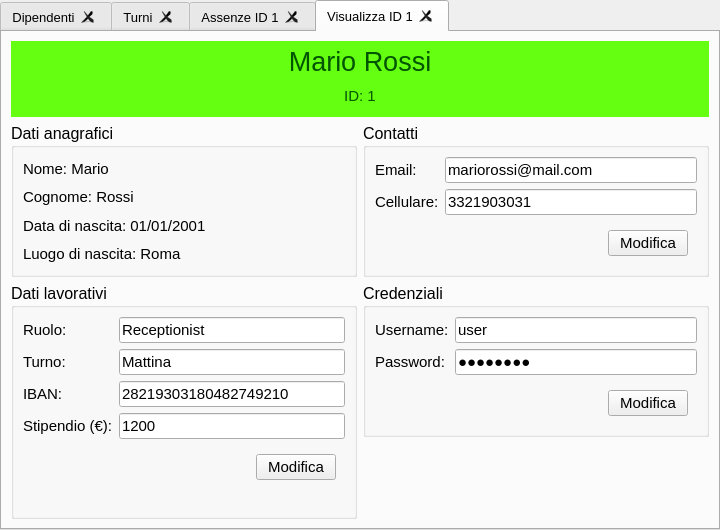
mdoraz/Hotel, file ui/Titolare/gestioneDipendenti.ui: the form before one commit.
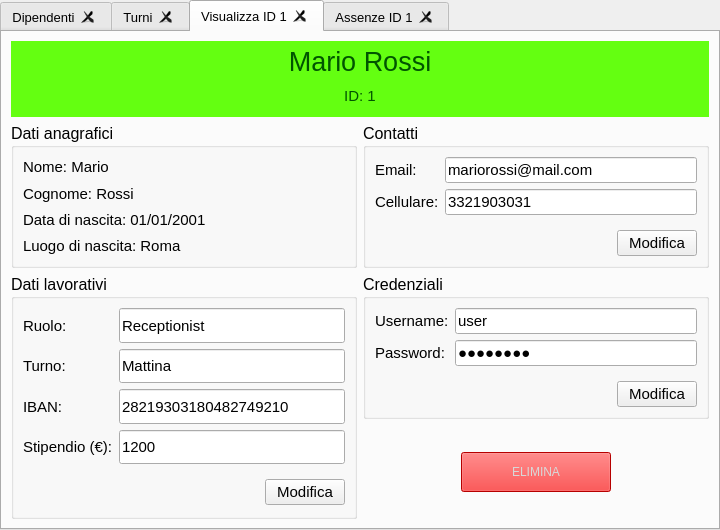
The form after the commit. The open tabs and pages were chosen to show the change.

Commit message: aggiunto bottone elimina nella visualizzazione del dipendente

```diff
--- a/ui/Titolare/gestioneDipendenti.ui
+++ b/ui/Titolare/gestioneDipendenti.ui
@@ -581,146 +581,11 @@
     </item>
    </layout>
   </widget>
-  <widget class="QWidget" name="tabAssenze">
-   <property name="font">
-    <font>
-     <family>Arial</family>
-     <pointsize>10</pointsize>
-    </font>
-   </property>
-   <attribute name="title">
-    <string>Assenze ID 1</string>
-   </attribute>
-   <layout class="QGridLayout" name="gridLayout_4">
-    <item row="1" column="0">
-     <spacer name="hSpacerAssenze">
-      <property name="orientation">
-       <enum>Qt::Horizontal</enum>
-      </property>
-      <property name="sizeHint" stdset="0">
-       <size>
-        <width>40</width>
-        <height>20</height>
-       </size>
-      </property>
-     </spacer>
-    </item>
-    <item row="0" column="0" colspan="3">
-     <widget class="QLabel" name="labelAssenzeDi">
-      <property name="font">
-       <font>
-        <family>Arial</family>
-        <pointsize>14</pointsize>
-       </font>
-      </property>
-      <property name="text">
-       <string>Assenze di Mario Rossi</string>
-      </property>
-      <property name="alignment">
-       <set>Qt::AlignCenter</set>
-      </property>
-     </widget>
-    </item>
-    <item row="1" column="1">
-     <widget class="QListWidget" name="listWidget">
-      <property name="frameShape">
-       <enum>QFrame::NoFrame</enum>
-      </property>
-      <property name="editTriggers">
-       <set>QAbstractItemView::NoEditTriggers</set>
-      </property>
-      <property name="movement">
-       <enum>QListView::Static</enum>
-      </property>
-      <property name="resizeMode">
-       <enum>QListView::Adjust</enum>
-      </property>
-      <property name="layoutMode">
-       <enum>QListView::SinglePass</enum>
-      </property>
-      <property name="viewMode">
-       <enum>QListView::ListMode</enum>
-      </property>
-      <item>
-       <property name="text">
-        <string>1) 05/06/2022</string>
-       </property>
-      </item>
-      <item>
-       <property name="text">
-        <string>2) 18/07/2022</string>
-       </property>
-      </item>
-      <item>
-       <property name="text">
-        <string>3) 19/07/2022</string>
-       </property>
-      </item>
-      <item>
-       <property name="text">
-        <string>     ........</string>
-       </property>
-      </item>
-     </widget>
-    </item>
-    <item row="1" column="2">
-     <widget class="QWidget" name="widgetButtonsAssenze" native="true">
-      <property name="sizePolicy">
-       <sizepolicy hsizetype="Expanding" vsizetype="Preferred">
-        <horstretch>0</horstretch>
-        <verstretch>0</verstretch>
-       </sizepolicy>
-      </property>
-      <layout class="QVBoxLayout" name="verticalLayout_3">
-       <item>
-        <widget class="QPushButton" name="pushButton">
-         <property name="maximumSize">
-          <size>
-           <width>150</width>
-           <height>16777215</height>
-          </size>
-         </property>
-         <property name="text">
-          <string>Aggiungi assenza</string>
-         </property>
-        </widget>
-       </item>
-       <item>
-        <widget class="QPushButton" name="pushButton_2">
-         <property name="maximumSize">
-          <size>
-           <width>150</width>
-           <height>16777215</height>
-          </size>
-         </property>
-         <property name="text">
-          <string>Rimuovi assenza</string>
-         </property>
-        </widget>
-       </item>
-       <item>
-        <spacer name="vSpacerAssenze">
-         <property name="orientation">
-          <enum>Qt::Vertical</enum>
-         </property>
-         <property name="sizeHint" stdset="0">
-          <size>
-           <width>20</width>
-           <height>40</height>
-          </size>
-         </property>
-        </spacer>
-       </item>
-      </layout>
-     </widget>
-    </item>
-   </layout>
-  </widget>
   <widget class="QWidget" name="tabVisualizza">
    <attribute name="title">
     <string>Visualizza ID 1</string>
    </attribute>
-   <layout class="QGridLayout" name="gridLayout_9">
+   <layout class="QGridLayout" name="gridLayout_4">
     <item row="0" column="0" colspan="2">
      <widget class="QWidget" name="widgetIntestazione" native="true">
       <property name="sizePolicy">
@@ -818,7 +683,7 @@
     <item row="1" column="0">
      <widget class="QGroupBox" name="groupBoxDatiAnagrafici">
       <property name="sizePolicy">
-       <sizepolicy hsizetype="Preferred" vsizetype="Preferred">
+       <sizepolicy hsizetype="Preferred" vsizetype="Expanding">
         <horstretch>0</horstretch>
         <verstretch>0</verstretch>
        </sizepolicy>
@@ -835,9 +700,15 @@
       <property name="title">
        <string>Dati anagrafici</string>
       </property>
-      <layout class="QVBoxLayout" name="verticalLayout_2">
+      <layout class="QVBoxLayout" name="verticalLayout_3">
        <item>
-        <widget class="QLabel" name="labelNome">
+        <widget class="QLabel" name="labelNome_2">
+         <property name="sizePolicy">
+          <sizepolicy hsizetype="Preferred" vsizetype="Expanding">
+           <horstretch>0</horstretch>
+           <verstretch>0</verstretch>
+          </sizepolicy>
+         </property>
          <property name="font">
           <font>
            <family>Arial</family>
@@ -850,7 +721,13 @@
         </widget>
        </item>
        <item>
-        <widget class="QLabel" name="labelCognome">
+        <widget class="QLabel" name="labelCognome_2">
+         <property name="sizePolicy">
+          <sizepolicy hsizetype="Preferred" vsizetype="Expanding">
+           <horstretch>0</horstretch>
+           <verstretch>0</verstretch>
+          </sizepolicy>
+         </property>
          <property name="font">
           <font>
            <family>Arial</family>
@@ -863,7 +740,13 @@
         </widget>
        </item>
        <item>
-        <widget class="QLabel" name="labelDataNascita">
+        <widget class="QLabel" name="labelDataNascita_2">
+         <property name="sizePolicy">
+          <sizepolicy hsizetype="Preferred" vsizetype="Expanding">
+           <horstretch>0</horstretch>
+           <verstretch>0</verstretch>
+          </sizepolicy>
+         </property>
          <property name="font">
           <font>
            <family>Arial</family>
@@ -876,7 +759,13 @@
         </widget>
        </item>
        <item>
-        <widget class="QLabel" name="labelLuogoNascita">
+        <widget class="QLabel" name="labelLuogoNascita_2">
+         <property name="sizePolicy">
+          <sizepolicy hsizetype="Preferred" vsizetype="Expanding">
+           <horstretch>0</horstretch>
+           <verstretch>0</verstretch>
+          </sizepolicy>
+         </property>
          <property name="font">
           <font>
            <family>Arial</family>
@@ -894,7 +783,7 @@
     <item row="1" column="1">
      <widget class="QGroupBox" name="groupBoxContatti">
       <property name="sizePolicy">
-       <sizepolicy hsizetype="Preferred" vsizetype="Preferred">
+       <sizepolicy hsizetype="Preferred" vsizetype="Expanding">
         <horstretch>0</horstretch>
         <verstretch>0</verstretch>
        </sizepolicy>
@@ -981,9 +870,21 @@
            <verstretch>0</verstretch>
           </sizepolicy>
          </property>
-         <layout class="QGridLayout" name="gridLayout_7">
+         <layout class="QGridLayout" name="gridLayout_10">
+          <property name="rightMargin">
+           <number>0</number>
+          </property>
+          <property name="bottomMargin">
+           <number>0</number>
+          </property>
           <item row="0" column="0" alignment="Qt::AlignRight">
-           <widget class="QPushButton" name="btnModificaContatti">
+           <widget class="QPushButton" name="btnModificaContatti_2">
+            <property name="sizePolicy">
+             <sizepolicy hsizetype="Minimum" vsizetype="Expanding">
+              <horstretch>0</horstretch>
+              <verstretch>0</verstretch>
+             </sizepolicy>
+            </property>
             <property name="font">
              <font>
               <family>Arial</family>
@@ -1004,7 +905,7 @@
     <item row="2" column="0" rowspan="2">
      <widget class="QGroupBox" name="groupBoxDatiLavorativi">
       <property name="sizePolicy">
-       <sizepolicy hsizetype="Preferred" vsizetype="Preferred">
+       <sizepolicy hsizetype="Preferred" vsizetype="Expanding">
         <horstretch>0</horstretch>
         <verstretch>0</verstretch>
        </sizepolicy>
@@ -1023,7 +924,13 @@
         <number>11</number>
        </property>
        <item row="0" column="0">
-        <widget class="QLabel" name="labelRuolo">
+        <widget class="QLabel" name="labelRuolo_2">
+         <property name="sizePolicy">
+          <sizepolicy hsizetype="Preferred" vsizetype="Expanding">
+           <horstretch>0</horstretch>
+           <verstretch>0</verstretch>
+          </sizepolicy>
+         </property>
          <property name="font">
           <font>
            <family>Arial</family>
@@ -1036,7 +943,13 @@
         </widget>
        </item>
        <item row="0" column="1">
-        <widget class="QLineEdit" name="lineEditRuolo">
+        <widget class="QLineEdit" name="lineEditRuolo_2">
+         <property name="sizePolicy">
+          <sizepolicy hsizetype="Expanding" vsizetype="Expanding">
+           <horstretch>0</horstretch>
+           <verstretch>0</verstretch>
+          </sizepolicy>
+         </property>
          <property name="minimumSize">
           <size>
            <width>150</width>
@@ -1058,7 +971,13 @@
         </widget>
        </item>
        <item row="1" column="0">
-        <widget class="QLabel" name="labelTurno">
+        <widget class="QLabel" name="labelTurno_2">
+         <property name="sizePolicy">
+          <sizepolicy hsizetype="Preferred" vsizetype="Expanding">
+           <horstretch>0</horstretch>
+           <verstretch>0</verstretch>
+          </sizepolicy>
+         </property>
          <property name="font">
           <font>
            <family>Arial</family>
@@ -1071,7 +990,13 @@
         </widget>
        </item>
        <item row="1" column="1">
-        <widget class="QLineEdit" name="lineEditTurno">
+        <widget class="QLineEdit" name="lineEditTurno_2">
+         <property name="sizePolicy">
+          <sizepolicy hsizetype="Expanding" vsizetype="Expanding">
+           <horstretch>0</horstretch>
+           <verstretch>0</verstretch>
+          </sizepolicy>
+         </property>
          <property name="minimumSize">
           <size>
            <width>150</width>
@@ -1093,7 +1018,13 @@
         </widget>
        </item>
        <item row="2" column="0">
-        <widget class="QLabel" name="labelIBAN">
+        <widget class="QLabel" name="labelIBAN_2">
+         <property name="sizePolicy">
+          <sizepolicy hsizetype="Preferred" vsizetype="Expanding">
+           <horstretch>0</horstretch>
+           <verstretch>0</verstretch>
+          </sizepolicy>
+         </property>
          <property name="font">
           <font>
            <family>Arial</family>
@@ -1106,7 +1037,13 @@
         </widget>
        </item>
        <item row="2" column="1">
-        <widget class="QLineEdit" name="lineEditIBAN">
+        <widget class="QLineEdit" name="lineEditIBAN_2">
+         <property name="sizePolicy">
+          <sizepolicy hsizetype="Expanding" vsizetype="Expanding">
+           <horstretch>0</horstretch>
+           <verstretch>0</verstretch>
+          </sizepolicy>
+         </property>
          <property name="minimumSize">
           <size>
            <width>220</width>
@@ -1128,7 +1065,13 @@
         </widget>
        </item>
        <item row="3" column="0">
-        <widget class="QLabel" name="labelStipendio">
+        <widget class="QLabel" name="labelStipendio_2">
+         <property name="sizePolicy">
+          <sizepolicy hsizetype="Preferred" vsizetype="Expanding">
+           <horstretch>0</horstretch>
+           <verstretch>0</verstretch>
+          </sizepolicy>
+         </property>
          <property name="font">
           <font>
            <family>Arial</family>
@@ -1141,7 +1084,13 @@
         </widget>
        </item>
        <item row="3" column="1">
-        <widget class="QLineEdit" name="lineEditStipendio">
+        <widget class="QLineEdit" name="lineEditStipendio_2">
+         <property name="sizePolicy">
+          <sizepolicy hsizetype="Expanding" vsizetype="Expanding">
+           <horstretch>0</horstretch>
+           <verstretch>0</verstretch>
+          </sizepolicy>
+         </property>
          <property name="minimumSize">
           <size>
            <width>100</width>
@@ -1170,12 +1119,21 @@
            <verstretch>0</verstretch>
           </sizepolicy>
          </property>
-         <layout class="QGridLayout" name="gridLayout_6">
+         <layout class="QGridLayout" name="gridLayout_9">
+          <property name="rightMargin">
+           <number>0</number>
+          </property>
           <property name="bottomMargin">
            <number>0</number>
           </property>
           <item row="0" column="0" alignment="Qt::AlignRight">
-           <widget class="QPushButton" name="btnModificaDatiLavorativi">
+           <widget class="QPushButton" name="btnModificaDatiLavorativi_2">
+            <property name="sizePolicy">
+             <sizepolicy hsizetype="Minimum" vsizetype="Expanding">
+              <horstretch>0</horstretch>
+              <verstretch>0</verstretch>
+             </sizepolicy>
+            </property>
             <property name="font">
              <font>
               <family>Arial</family>
@@ -1195,6 +1153,12 @@
     </item>
     <item row="2" column="1">
      <widget class="QGroupBox" name="groupBoxCredenziali">
+      <property name="sizePolicy">
+       <sizepolicy hsizetype="Preferred" vsizetype="Expanding">
+        <horstretch>0</horstretch>
+        <verstretch>0</verstretch>
+       </sizepolicy>
+      </property>
       <property name="font">
        <font>
         <family>Arial</family>
@@ -1206,7 +1170,13 @@
       </property>
       <layout class="QFormLayout" name="formLayout_3">
        <item row="0" column="0">
-        <widget class="QLabel" name="labelUsername">
+        <widget class="QLabel" name="labelUsername_2">
+         <property name="sizePolicy">
+          <sizepolicy hsizetype="Preferred" vsizetype="Expanding">
+           <horstretch>0</horstretch>
+           <verstretch>0</verstretch>
+          </sizepolicy>
+         </property>
          <property name="font">
           <font>
            <family>Arial</family>
@@ -1219,7 +1189,13 @@
         </widget>
        </item>
        <item row="0" column="1">
-        <widget class="QLineEdit" name="lineEditUsername">
+        <widget class="QLineEdit" name="lineEditUsername_2">
+         <property name="sizePolicy">
+          <sizepolicy hsizetype="Expanding" vsizetype="Expanding">
+           <horstretch>0</horstretch>
+           <verstretch>0</verstretch>
+          </sizepolicy>
+         </property>
          <property name="minimumSize">
           <size>
            <width>200</width>
@@ -1241,7 +1217,13 @@
         </widget>
        </item>
        <item row="1" column="0">
-        <widget class="QLabel" name="labelPassword">
+        <widget class="QLabel" name="labelPassword_2">
+         <property name="sizePolicy">
+          <sizepolicy hsizetype="Preferred" vsizetype="Expanding">
+           <horstretch>0</horstretch>
+           <verstretch>0</verstretch>
+          </sizepolicy>
+         </property>
          <property name="font">
           <font>
            <family>Arial</family>
@@ -1254,7 +1236,13 @@
         </widget>
        </item>
        <item row="1" column="1">
-        <widget class="QLineEdit" name="lineEditPassword">
+        <widget class="QLineEdit" name="lineEditPassword_2">
+         <property name="sizePolicy">
+          <sizepolicy hsizetype="Expanding" vsizetype="Expanding">
+           <horstretch>0</horstretch>
+           <verstretch>0</verstretch>
+          </sizepolicy>
+         </property>
          <property name="minimumSize">
           <size>
            <width>150</width>
@@ -1279,10 +1267,22 @@
         </widget>
        </item>
        <item row="2" column="0" colspan="2">
-        <widget class="QWidget" name="widget_4" native="true">
-         <layout class="QGridLayout" name="gridLayout_8">
+        <widget class="QWidget" name="widget_7" native="true">
+         <layout class="QGridLayout" name="gridLayout_11">
+          <property name="rightMargin">
+           <number>0</number>
+          </property>
+          <property name="bottomMargin">
+           <number>0</number>
+          </property>
           <item row="0" column="0" alignment="Qt::AlignRight">
-           <widget class="QPushButton" name="btnModificaCredenziali">
+           <widget class="QPushButton" name="btnModificaCredenziali_2">
+            <property name="sizePolicy">
+             <sizepolicy hsizetype="Minimum" vsizetype="Expanding">
+              <horstretch>0</horstretch>
+              <verstretch>0</verstretch>
+             </sizepolicy>
+            </property>
             <property name="font">
              <font>
               <family>Arial</family>
@@ -1301,14 +1301,72 @@
      </widget>
     </item>
     <item row="3" column="1">
-     <spacer name="vSpacerVisualizza">
+     <widget class="QWidget" name="widget" native="true">
+      <property name="sizePolicy">
+       <sizepolicy hsizetype="Preferred" vsizetype="Expanding">
+        <horstretch>0</horstretch>
+        <verstretch>0</verstretch>
+       </sizepolicy>
+      </property>
+      <layout class="QHBoxLayout" name="horizontalLayout_2">
+       <item>
+        <widget class="QPushButton" name="pushButton_2">
+         <property name="sizePolicy">
+          <sizepolicy hsizetype="Minimum" vsizetype="Expanding">
+           <horstretch>0</horstretch>
+           <verstretch>0</verstretch>
+          </sizepolicy>
+         </property>
+         <property name="maximumSize">
+          <size>
+           <width>150</width>
+           <height>40</height>
+          </size>
+         </property>
+         <property name="styleSheet">
+          <string notr="true">background-color: rgb(255, 0, 0);
+color: rgb(216, 216, 216);</string>
+         </property>
+         <property name="text">
+          <string>ELIMINA</string>
+         </property>
+        </widget>
+       </item>
+      </layout>
+     </widget>
+    </item>
+   </layout>
+  </widget>
+  <widget class="QWidget" name="tabAssenze">
+   <attribute name="title">
+    <string>Assenze ID 1</string>
+   </attribute>
+   <layout class="QGridLayout" name="gridLayout_6">
+    <item row="0" column="0" colspan="3">
+     <widget class="QLabel" name="labelAssenzeDi">
+      <property name="font">
+       <font>
+        <family>Arial</family>
+        <pointsize>14</pointsize>
+       </font>
+      </property>
+      <property name="text">
+       <string>Assenze di Mario Rossi</string>
+      </property>
+      <property name="alignment">
+       <set>Qt::AlignCenter</set>
+      </property>
+     </widget>
+    </item>
+    <item row="1" column="0">
+     <spacer name="hSpacerAssenze">
       <property name="orientation">
-       <enum>Qt::Vertical</enum>
+       <enum>Qt::Horizontal</enum>
       </property>
       <property name="sizeHint" stdset="0">
        <size>
-        <width>324</width>
-        <height>47</height>
+        <width>224</width>
+        <height>439</height>
        </size>
       </property>
      </spacer>
```
Left out of the diff: 159 changed lines with no effect on the pictures.
